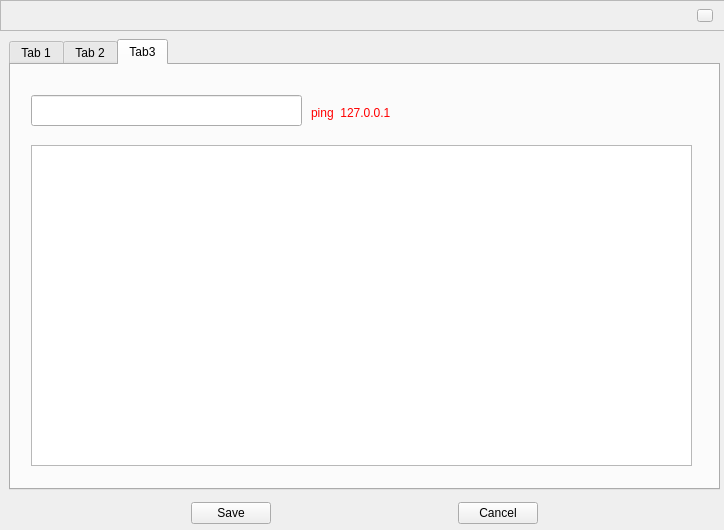
Before: the Qt Designer form qtpro/student_new/student_end2/VM_Code/setform.ui in kevin201353/qt_student, drawn with Qt 5.
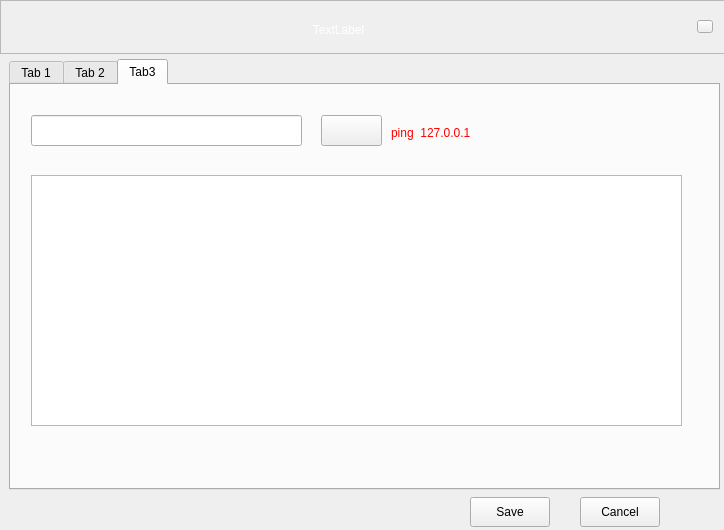
After: the same form once the commit is applied. The open tabs and pages were chosen to show the change. Icons and pictures are not drawn.

```diff
--- a/qtpro/student_new/student_end2/VM_Code/setform.ui
+++ b/qtpro/student_new/student_end2/VM_Code/setform.ui
@@ -17,9 +17,9 @@
    <property name="geometry">
     <rect>
      <x>9</x>
-     <y>39</y>
+     <y>59</y>
      <width>711</width>
-     <height>451</height>
+     <height>431</height>
     </rect>
    </property>
    <property name="sizePolicy">
@@ -328,9 +328,9 @@
     <widget class="QLabel" name="label_Tip">
      <property name="geometry">
       <rect>
-       <x>300</x>
+       <x>380</x>
        <y>40</y>
-       <width>401</width>
+       <width>291</width>
        <height>16</height>
       </rect>
      </property>
@@ -341,16 +341,6 @@
       <string>ping  127.0.0.1 </string>
      </property>
     </widget>
-    <widget class="QListWidget" name="listWidget_Ping">
-     <property name="geometry">
-      <rect>
-       <x>20</x>
-       <y>80</y>
-       <width>661</width>
-       <height>321</height>
-      </rect>
-     </property>
-    </widget>
     <widget class="QLineEdit" name="lineEdit_Ping">
      <property name="geometry">
       <rect>
@@ -361,6 +351,29 @@
       </rect>
      </property>
     </widget>
+    <widget class="QPushButton" name="btn_network">
+     <property name="geometry">
+      <rect>
+       <x>310</x>
+       <y>30</y>
+       <width>61</width>
+       <height>31</height>
+      </rect>
+     </property>
+     <property name="text">
+      <string/>
+     </property>
+    </widget>
+    <widget class="QListWidget" name="listWidget_Ping">
+     <property name="geometry">
+      <rect>
+       <x>20</x>
+       <y>90</y>
+       <width>651</width>
+       <height>251</height>
+      </rect>
+     </property>
+    </widget>
    </widget>
   </widget>
   <widget class="QFrame" name="title_bar">
@@ -369,7 +382,7 @@
      <x>0</x>
      <y>0</y>
      <width>731</width>
-     <height>31</height>
+     <height>54</height>
     </rect>
    </property>
    <property name="frameShape">
@@ -382,7 +395,7 @@
     <property name="geometry">
      <rect>
       <x>697</x>
-      <y>9</y>
+      <y>20</y>
       <width>16</width>
       <height>13</height>
      </rect>
@@ -394,71 +407,52 @@
      <string/>
     </property>
    </widget>
+   <widget class="QLabel" name="label_title">
+    <property name="geometry">
+     <rect>
+      <x>198</x>
+      <y>9</y>
+      <width>281</width>
+      <height>41</height>
+     </rect>
+    </property>
+    <property name="styleSheet">
+     <string notr="true">font: 24pt &quot;Noto Sans CJK JP&quot;;
+color: rgb(255, 255, 255);</string>
+    </property>
+    <property name="text">
+     <string>TextLabel</string>
+    </property>
+    <property name="alignment">
+     <set>Qt::AlignCenter</set>
+    </property>
+   </widget>
   </widget>
-  <widget class="QWidget" name="layoutWidget">
+  <widget class="QPushButton" name="SavepushButton">
    <property name="geometry">
     <rect>
-     <x>9</x>
+     <x>470</x>
      <y>497</y>
-     <width>711</width>
-     <height>32</height>
+     <width>80</width>
+     <height>30</height>
     </rect>
    </property>
-   <layout class="QHBoxLayout" name="horizontalLayout">
-    <item>
-     <spacer name="horizontalSpacer_2">
-      <property name="orientation">
-       <enum>Qt::Horizontal</enum>
-      </property>
-      <property name="sizeHint" stdset="0">
-       <size>
-        <width>40</width>
-        <height>20</height>
-       </size>
-      </property>
-     </spacer>
-    </item>
-    <item>
-     <widget class="QPushButton" name="SavepushButton">
-      <property name="text">
-       <string>Save</string>
-      </property>
-     </widget>
-    </item>
-    <item>
-     <spacer name="horizontalSpacer">
-      <property name="orientation">
-       <enum>Qt::Horizontal</enum>
-      </property>
-      <property name="sizeHint" stdset="0">
-       <size>
-        <width>40</width>
-        <height>20</height>
-       </size>
-      </property>
-     </spacer>
-    </item>
-    <item>
-     <widget class="QPushButton" name="CancelpushButton">
-      <property name="text">
-       <string>Cancel</string>
-      </property>
-     </widget>
-    </item>
-    <item>
-     <spacer name="horizontalSpacer_3">
-      <property name="orientation">
-       <enum>Qt::Horizontal</enum>
-      </property>
-      <property name="sizeHint" stdset="0">
-       <size>
-        <width>40</width>
-        <height>20</height>
-       </size>
-      </property>
-     </spacer>
-    </item>
-   </layout>
+   <property name="text">
+    <string>Save</string>
+   </property>
+  </widget>
+  <widget class="QPushButton" name="CancelpushButton">
+   <property name="geometry">
+    <rect>
+     <x>580</x>
+     <y>497</y>
+     <width>80</width>
+     <height>30</height>
+    </rect>
+   </property>
+   <property name="text">
+    <string>Cancel</string>
+   </property>
   </widget>
  </widget>
  <resources/>
```
Left out of the diff: 16 changed lines with no effect on the pictures.
